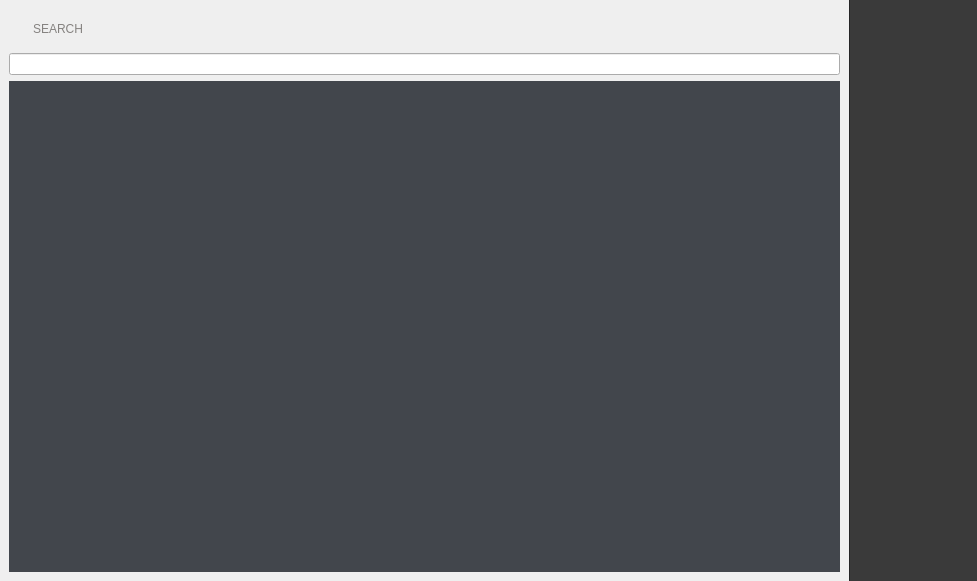
Qt form ui/zenoedit/nodesview/zenographseditor.ui (zenustech/zeno) before a commit.
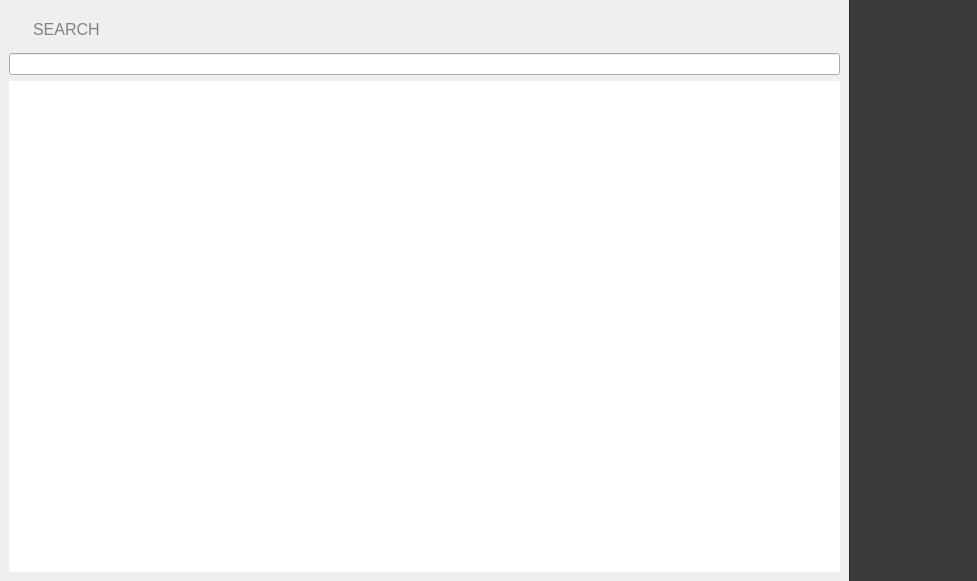
The same form after that commit. The open tabs and pages were chosen to show the change. Custom widgets are drawn as their Qt base class.

Commit message: set 'note sans sc' as default font

```diff
--- a/ui/zenoedit/nodesview/zenographseditor.ui
+++ b/ui/zenoedit/nodesview/zenographseditor.ui
@@ -235,7 +235,7 @@
                <widget class="QLabel" name="label_2">
                 <property name="styleSheet">
                  <string notr="true">color: #858280;
-font: 12pt 'HarmonyOS Sans';</string>
+font-size: 12pt;</string>
                 </property>
                 <property name="text">
                  <string>SEARCH</string>
@@ -272,39 +272,6 @@
               <property name="focusPolicy">
                <enum>Qt::NoFocus</enum>
               </property>
-              <property name="styleSheet">
-               <string notr="true">QTreeView
-{
-	background-color: rgb(66,70,76);
-	show-decoration-selected: 1;
-	font: 12pt 'HarmonyOS Sans';
-}
-
-QTreeView::item {
-	color: #858280;
-	border: 1px solid transparent;
-}
-
-QTreeView::item:hover {
-	background-color: transparent;
-}
-
-QTreeView::item:selected {
-	border: 1px solid #4B9EF4;
-	background: #334960;
-	color: #ffffff;
-}
-
-QTreeView::item:selected:active{
-	background: #334960;
-	color: #ffffff;
-}
-
-QTreeView::item:selected:!active {
-	background: #334960;
-	color: #ffffff;
-}</string>
-              </property>
               <property name="frameShape">
                <enum>QFrame::NoFrame</enum>
               </property>
```
Left out of the diff: 37 changed lines with no effect on the pictures. The commit also changes 18 other files.
